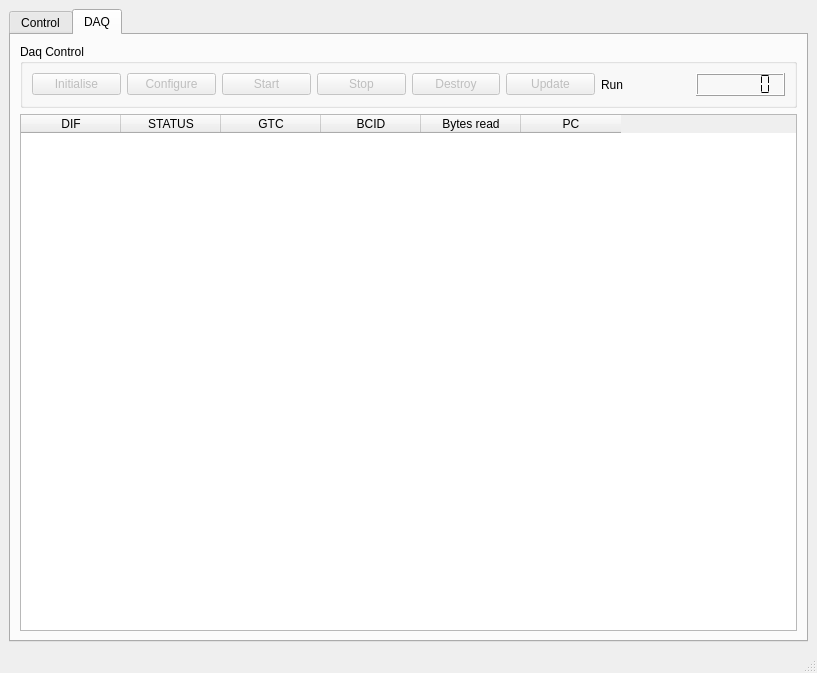
Old version of the form DaqUI.ui in the repository mirabitl/SDHCAL.
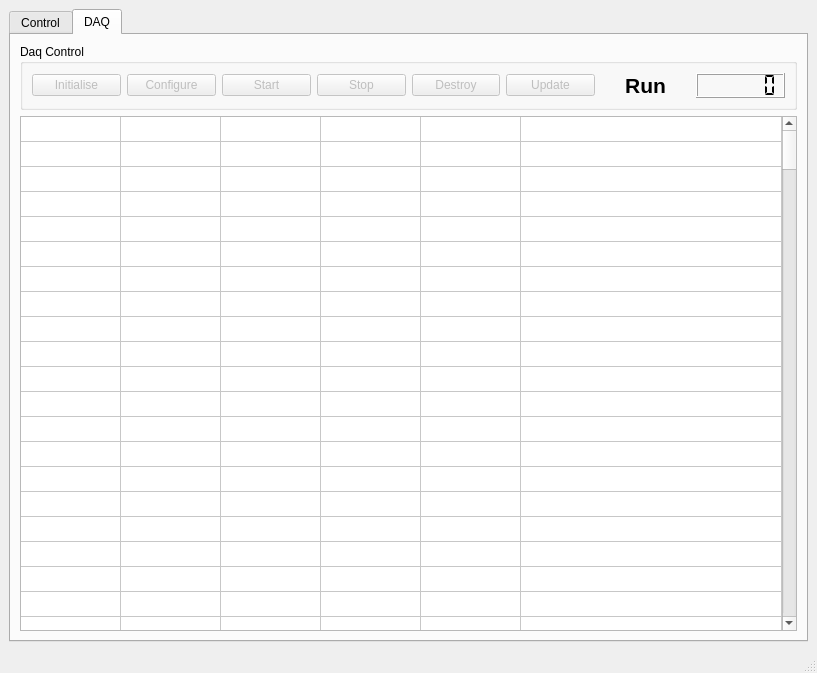
New version of the form. The open tabs and pages were chosen to show the change.

What changed in the file:
```diff
--- a/DaqUI.ui
+++ b/DaqUI.ui
@@ -369,16 +369,29 @@
            </item>
            <item>
             <widget class="QLabel" name="label_3">
+             <property name="font">
+              <font>
+               <pointsize>16</pointsize>
+               <weight>75</weight>
+               <bold>true</bold>
+              </font>
+             </property>
              <property name="text">
               <string>Run</string>
              </property>
+             <property name="textFormat">
+              <enum>Qt::AutoText</enum>
+             </property>
+             <property name="alignment">
+              <set>Qt::AlignCenter</set>
+             </property>
             </widget>
            </item>
            <item>
             <widget class="QLCDNumber" name="LCDRun">
              <property name="font">
               <font>
-               <pointsize>12</pointsize>
+               <pointsize>18</pointsize>
                <weight>75</weight>
                <bold>true</bold>
                <kerning>false</kerning>
@@ -400,6 +413,293 @@
         </item>
         <item>
          <widget class="QTableWidget" name="TWDIF">
+          <property name="font">
+           <font>
+            <pointsize>7</pointsize>
+           </font>
+          </property>
+          <property name="rowCount">
+           <number>255</number>
+          </property>
+          <attribute name="horizontalHeaderVisible">
+           <bool>false</bool>
+          </attribute>
+          <attribute name="horizontalHeaderCascadingSectionResizes">
+           <bool>true</bool>
+          </attribute>
+          <attribute name="horizontalHeaderDefaultSectionSize">
+           <number>100</number>
+          </attribute>
+          <attribute name="horizontalHeaderHighlightSections">
+           <bool>true</bool>
+          </attribute>
+          <attribute name="horizontalHeaderShowSortIndicator" stdset="0">
+           <bool>true</bool>
+          </attribute>
+          <attribute name="horizontalHeaderStretchLastSection">
+           <bool>true</bool>
+          </attribute>
+          <attribute name="verticalHeaderVisible">
+           <bool>false</bool>
+          </attribute>
+          <attribute name="verticalHeaderDefaultSectionSize">
+           <number>25</number>
+          </attribute>
+          <row/>
+          <row/>
+          <row/>
+          <row/>
+          <row/>
+          <row/>
+          <row/>
+          <row/>
+          <row/>
+          <row/>
+          <row/>
+          <row/>
+          <row/>
+          <row/>
+          <row/>
+          <row/>
+          <row/>
+          <row/>
+          <row/>
+          <row/>
+          <row/>
+          <row/>
+          <row/>
+          <row/>
+          <row/>
+          <row/>
+          <row/>
+          <row/>
+          <row/>
+          <row/>
+          <row/>
+          <row/>
+          <row/>
+          <row/>
+          <row/>
+          <row/>
+          <row/>
+          <row/>
+          <row/>
+          <row/>
+          <row/>
+          <row/>
+          <row/>
+          <row/>
+          <row/>
+          <row/>
+          <row/>
+          <row/>
+          <row/>
+          <row/>
+          <row/>
+          <row/>
+          <row/>
+          <row/>
+          <row/>
+          <row/>
+          <row/>
+          <row/>
+          <row/>
+          <row/>
+          <row/>
+          <row/>
+          <row/>
+          <row/>
+          <row/>
+          <row/>
+          <row/>
+          <row/>
+          <row/>
+          <row/>
+          <row/>
+          <row/>
+          <row/>
+          <row/>
+          <row/>
+          <row/>
+          <row/>
+          <row/>
+          <row/>
+          <row/>
+          <row/>
+          <row/>
+          <row/>
+          <row/>
+          <row/>
+          <row/>
+          <row/>
+          <row/>
+          <row/>
+          <row/>
+          <row/>
+          <row/>
+          <row/>
+          <row/>
+          <row/>
+          <row/>
+          <row/>
+          <row/>
+          <row/>
+          <row/>
+          <row/>
+          <row/>
+          <row/>
+          <row/>
+          <row/>
+          <row/>
+          <row/>
+          <row/>
+          <row/>
+          <row/>
+          <row/>
+          <row/>
+          <row/>
+          <row/>
+          <row/>
+          <row/>
+          <row/>
+          <row/>
+          <row/>
+          <row/>
+          <row/>
+          <row/>
+          <row/>
+          <row/>
+          <row/>
+          <row/>
+          <row/>
+          <row/>
+          <row/>
+          <row/>
+          <row/>
+          <row/>
+          <row/>
+          <row/>
+          <row/>
+          <row/>
+          <row/>
+          <row/>
+          <row/>
+          <row/>
+          <row/>
+          <row/>
+          <row/>
+          <row/>
+          <row/>
+          <row/>
+          <row/>
+          <row/>
+          <row/>
+          <row/>
+          <row/>
+          <row/>
+          <row/>
+          <row/>
+          <row/>
+          <row/>
+          <row/>
+          <row/>
+          <row/>
+          <row/>
+          <row/>
+          <row/>
+          <row/>
+          <row/>
+          <row/>
+          <row/>
+          <row/>
+          <row/>
+          <row/>
+          <row/>
+          <row/>
+          <row/>
+          <row/>
+          <row/>
+          <row/>
+          <row/>
+          <row/>
+          <row/>
+          <row/>
+          <row/>
+          <row/>
+          <row/>
+          <row/>
+          <row/>
+          <row/>
+          <row/>
+          <row/>
+          <row/>
+          <row/>
+          <row/>
+          <row/>
+          <row/>
+          <row/>
+          <row/>
+          <row/>
+          <row/>
+          <row/>
+          <row/>
+          <row/>
+          <row/>
+          <row/>
+          <row/>
+          <row/>
+          <row/>
+          <row/>
+          <row/>
+          <row/>
+          <row/>
+          <row/>
+          <row/>
+          <row/>
+          <row/>
+          <row/>
+          <row/>
+          <row/>
+          <row/>
+          <row/>
+          <row/>
+          <row/>
+          <row/>
+          <row/>
+          <row/>
+          <row/>
+          <row/>
+          <row/>
+          <row/>
+          <row/>
+          <row/>
+          <row/>
+          <row/>
+          <row/>
+          <row/>
+          <row/>
+          <row/>
+          <row/>
+          <row/>
+          <row/>
+          <row/>
+          <row/>
+          <row/>
+          <row/>
+          <row/>
+          <row/>
+          <row/>
+          <row/>
+          <row/>
+          <row/>
+          <row/>
+          <row/>
+          <row/>
+          <row/>
+          <row/>
+          <row/>
+          <row/>
+          <row/>
           <column>
            <property name="text">
             <string>DIF</string>
@@ -407,7 +707,7 @@
           </column>
           <column>
            <property name="text">
-            <string>STATUS</string>
+            <string>SLC</string>
            </property>
           </column>
           <column>
@@ -427,7 +727,7 @@
           </column>
           <column>
            <property name="text">
-            <string>PC</string>
+            <string>STATUS</string>
            </property>
           </column>
          </widget>
```
Left out of the diff: 112 changed lines with no effect on the pictures.
